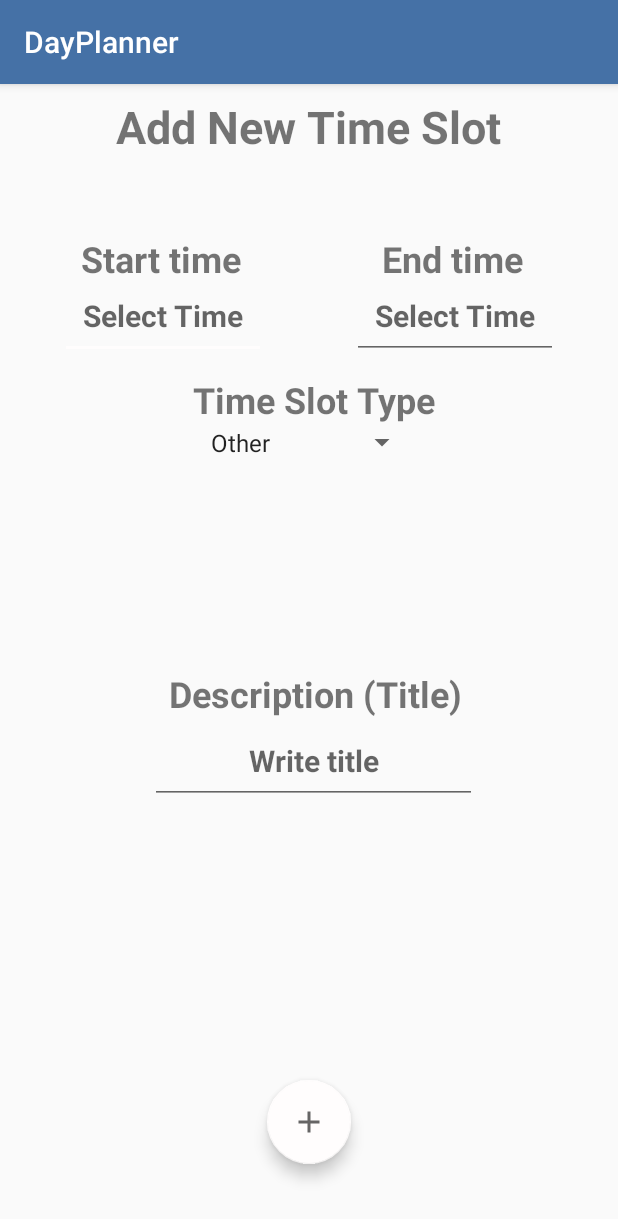
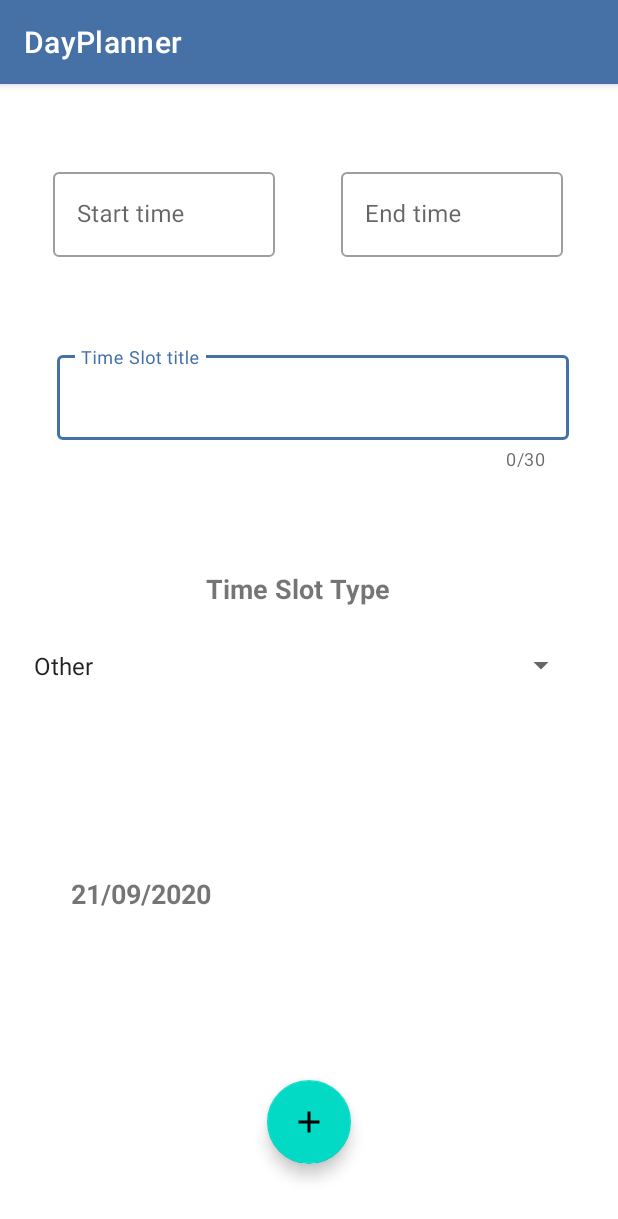
Before and after one commit to TomRoberts97/DayPlanner, an Android app: the AddTimeSlotActivity screen opened directly, with no data from a screen before it, on a phone screen of 412 x 824 dp. Shown: the top 1219 px of the screen. Run offline under Robolectric (Android 15) with nearby library versions, the phone set to English and light mode, and no system bars.

Commit message:
Starting to implement more Material design components

```diff
--- a/app/src/main/java/com/tomrob/dayplanner/AddTimeSlotActivity.java
+++ b/app/src/main/java/com/tomrob/dayplanner/AddTimeSlotActivity.java
@@ -9,6 +9,7 @@ import android.view.View;
 import android.widget.ArrayAdapter;
 import android.widget.EditText;
 import android.widget.Spinner;
+import android.widget.TextView;
 import android.widget.TimePicker;
 import android.widget.Toast;
 
@@ -28,6 +29,7 @@ public class AddTimeSlotActivity extends AppCompatActivity {
 
     TimePickerDialog startTimePicker, endTimePicker;
     EditText editTextStartTime, editTextEndTime, editTextDesHeader;
+    TextView textViewDate;
     Spinner spinner;
 
     @Override
@@ -41,8 +43,11 @@ public class AddTimeSlotActivity extends AppCompatActivity {
         fillSpinner();
 
 
-
-
+        textViewDate = findViewById(R.id.TextViewDateDisplay);
+        Date date = Calendar.getInstance().getTime();
+        DateFormat dateFormat = new SimpleDateFormat("dd/MM/yyyy");
+        String todayDate = dateFormat.format(date);
+        textViewDate.setText(todayDate);
 
 
 
--- a/app/src/main/res/layout/activity_add_time_slot.xml
+++ b/app/src/main/res/layout/activity_add_time_slot.xml
@@ -4,45 +4,7 @@
     android:layout_height="match_parent"
     xmlns:app="http://schemas.android.com/apk/res-auto">
 
-
-    <TextView
-        android:id="@+id/textView"
-        android:layout_width="wrap_content"
-        android:layout_height="wrap_content"
-        android:layout_alignParentTop="true"
-        android:layout_centerHorizontal="true"
-        android:layout_marginTop="8dp"
-        android:clickable="false"
-        android:text="Add New Time Slot"
-        android:textSize="30sp"
-        android:textStyle="bold" />
-
-    <TextView
-        android:id="@+id/TextViewEndTime"
-        android:layout_width="wrap_content"
-        android:layout_height="wrap_content"
-        android:layout_alignParentEnd="true"
-        android:layout_alignParentTop="true"
-
-        android:layout_marginEnd="63dp"
-        android:layout_marginTop="100dp"
-        android:text="End time"
-        android:textSize="24sp"
-        android:textStyle="bold" />
-
-    <TextView
-        android:id="@+id/TextViewStartTime"
-        android:layout_width="wrap_content"
-        android:layout_height="wrap_content"
-        android:layout_alignParentEnd="true"
-        android:layout_alignParentTop="true"
-
-        android:layout_marginEnd="251dp"
-        android:layout_marginTop="100dp"
-        android:text="Start time"
-        android:textSize="24sp"
-        android:textStyle="bold" />
-
+<!--
     <EditText
         android:id="@+id/EditTextStartTime"
         android:layout_width="wrap_content"
@@ -50,27 +12,28 @@
         android:layout_alignParentStart="true"
         android:layout_alignParentTop="true"
         android:layout_marginStart="40dp"
-        android:layout_marginTop="125dp"
-        android:hint="Select Time"
+        android:layout_marginTop="50dp"
+        android:hint="Start Time"
         android:gravity="center_horizontal"
         android:padding="15dp"
         android:textSize="20sp"
-        android:textStyle="bold" />
+        android:textStyle="bold" />-->
 
-    <EditText
+   <!-- <EditText
         android:id="@+id/EditTextEndTime"
         android:layout_width="wrap_content"
         android:layout_height="wrap_content"
         android:layout_alignParentEnd="true"
         android:layout_alignParentTop="true"
         android:layout_marginEnd="40dp"
-        android:layout_marginTop="125dp"
-        android:hint="Select Time"
+        android:layout_marginTop="50dp"
+        android:hint="End Time"
         android:gravity="center_horizontal"
 
         android:padding="15dp"
         android:textSize="20sp"
-        android:textStyle="bold" />
+        android:textStyle="bold" />-->
+
 
     <TextView
         android:id="@+id/TextViewTypeSelect"
@@ -80,52 +43,55 @@
         android:layout_alignParentTop="true"
 
         android:layout_centerHorizontal="true"
-        android:layout_marginEnd="122dp"
-        android:layout_marginTop="194dp"
+        android:layout_marginEnd="152dp"
+        android:layout_marginTop="324dp"
         android:text="Time Slot Type"
-        android:textSize="24sp"
+        android:textSize="18sp"
         android:textStyle="bold" />
 
-    <Spinner
-        android:id="@+id/time_slot_type_spinner"
-        android:layout_width="146dp"
-        android:layout_height="42dp"
-        android:layout_alignParentTop="true"
-        android:layout_centerHorizontal="true"
-        android:layout_marginTop="218dp"
-        android:textSize="20sp"
-        android:prompt="@string/spinner_prompt"
-        android:spinnerMode="dialog"/>
-
     <TextView
-        android:id="@+id/TextViewDesHeader"
+        android:id="@+id/TextViewDateDisplay"
         android:layout_width="wrap_content"
         android:layout_height="wrap_content"
         android:layout_alignParentEnd="true"
         android:layout_alignParentTop="true"
 
         android:layout_centerHorizontal="true"
-        android:layout_marginEnd="104dp"
-        android:layout_marginTop="390dp"
-        android:text="Description (Title)"
-        android:textSize="24sp"
+        android:layout_marginEnd="271dp"
+        android:layout_marginTop="527dp"
+        android:text="Time Slot Type"
+        android:textSize="18sp"
         android:textStyle="bold" />
 
-    <EditText
-        android:id="@+id/EditTextDescriptionHeader"
-        android:layout_width="218dp"
-        android:layout_height="wrap_content"
+
+    <!--   <EditText
+           android:id="@+id/EditTextDescriptionHeaderET"
+           android:layout_width="376dp"
+           android:layout_height="71dp"
+           android:layout_alignParentEnd="true"
+           android:layout_alignParentTop="true"
+           android:layout_centerHorizontal="true"
+           android:layout_marginEnd="19dp"
+           android:layout_marginTop="234dp"
+           android:gravity="center_horizontal"
+
+           android:hint="Description (Header)"
+           android:padding="15dp"
+           android:textSize="20sp"
+           android:textStyle="bold" />-->
+
+    <Spinner
+        android:id="@+id/time_slot_type_spinner"
+        android:layout_width="370dp"
+        android:layout_height="47dp"
         android:layout_alignParentEnd="true"
         android:layout_alignParentTop="true"
         android:layout_centerHorizontal="true"
-        android:layout_marginEnd="94dp"
-        android:layout_marginTop="422dp"
-        android:gravity="center_horizontal"
-
-        android:hint="Write title"
-        android:padding="15dp"
-        android:textSize="20sp"
-        android:textStyle="bold" />
+        android:layout_marginEnd="27dp"
+        android:layout_marginTop="364dp"
+        android:prompt="@string/spinner_prompt"
+        android:spinnerMode="dialog"
+        android:textSize="20sp" />
 
     <com.google.android.material.floatingactionbutton.FloatingActionButton
         android:id="@+id/floating_action_button"
@@ -136,7 +102,82 @@
         android:layout_gravity="bottom|right"
         android:layout_marginBottom="48dp"
         app:srcCompat="@drawable/ic_baseline_add_24" />
-<!--        android:contentDescription="@string/fab_content_desc"-->
-<!--        app:srcCompat="@drawable/ic_plus_24" />-->
+
+  <!--  <com.google.android.material.textfield.TextInputEditText
+        android:id="@+id/EditTextDescriptionHeader"
+        android:layout_width="match_parent"
+        android:layout_height="wrap_content"
+        android:layout_alignParentBottom="true"
+        android:layout_alignParentEnd="true"
+        android:layout_alignParentStart="true"
+        android:layout_marginBottom="212dp"
+        android:layout_marginEnd="-1dp"
+        android:layout_marginStart="1dp"
+        android:hint="Time slot description"
+        app:counterEnabled="true"
+        app:counterMaxLength="20"
+        app:endIconMode="clear_text"
+        app:helperText="helpTExt"
+        app:helperTextEnabled="true" />-->
+
+    <com.google.android.material.textfield.TextInputLayout
+        android:id="@+id/outlinedTextFieldDescriptionHeader"
+        style="@style/Widget.MaterialComponents.TextInputLayout.OutlinedBox"
+        android:layout_width="353dp"
+        android:layout_height="wrap_content"
+        android:layout_alignParentStart="true"
+        android:layout_alignParentTop="true"
+        android:layout_marginStart="32dp"
+        android:layout_marginTop="169dp"
+        android:hint="Time Slot title"
+        android:padding="6dp"
+        app:counterEnabled="true"
+        app:counterMaxLength="30">
+
+        <com.google.android.material.textfield.TextInputEditText
+            android:id="@+id/EditTextDescriptionHeader"
+            android:layout_width="match_parent"
+            android:layout_height="wrap_content" />
+
+    </com.google.android.material.textfield.TextInputLayout>
+
+    <com.google.android.material.textfield.TextInputLayout
+        android:id="@+id/outlinedTextFieldStartTime"
+        style="@style/Widget.MaterialComponents.TextInputLayout.OutlinedBox"
+        android:layout_width="148dp"
+        android:layout_height="wrap_content"
+        android:layout_alignParentStart="true"
+        android:layout_alignParentTop="true"
+        android:layout_marginStart="35dp"
+        android:layout_marginTop="53dp"
+        android:hint="Start time"
+        >
+        <com.google.android.material.textfield.TextInputEditText
+            android:id="@+id/EditTextStartTime"
+            android:layout_width="match_parent"
+            android:layout_height="wrap_content" />
+
+    </com.google.android.material.textfield.TextInputLayout>
+
+    <com.google.android.material.textfield.TextInputLayout
+        android:id="@+id/outlinedTextFieldEndTime"
+        style="@style/Widget.MaterialComponents.TextInputLayout.OutlinedBox"
+        android:layout_width="148dp"
+        android:layout_height="wrap_content"
+        android:layout_alignParentStart="true"
+        android:layout_alignParentTop="true"
+        android:layout_marginStart="227dp"
+        android:layout_marginTop="53dp"
+        android:layout_marginEnd="35dp"
+        android:hint="End time"
+        >
+
+        <com.google.android.material.textfield.TextInputEditText
+            android:id="@+id/EditTextEndTime"
+            android:layout_width="match_parent"
+            android:layout_height="wrap_content" />
+
+    </com.google.android.material.textfield.TextInputLayout>
+
 
 </RelativeLayout>
--- a/app/src/main/res/values/styles.xml
+++ b/app/src/main/res/values/styles.xml
@@ -1,6 +1,7 @@
 <resources>
     <!-- Base application theme. -->
-    <style name="AppTheme" parent="Theme.AppCompat.Light.DarkActionBar">
+<!--    <style name="AppTheme" parent="Theme.AppCompat.Light.DarkActionBar">-->
+    <style name="AppTheme" parent="Theme.MaterialComponents.Light.DarkActionBar">
         <!-- Customize your theme here. -->
         <item name="colorPrimary">#4571a6</item>
         <item name="colorPrimaryDark">#000000</item>
```
